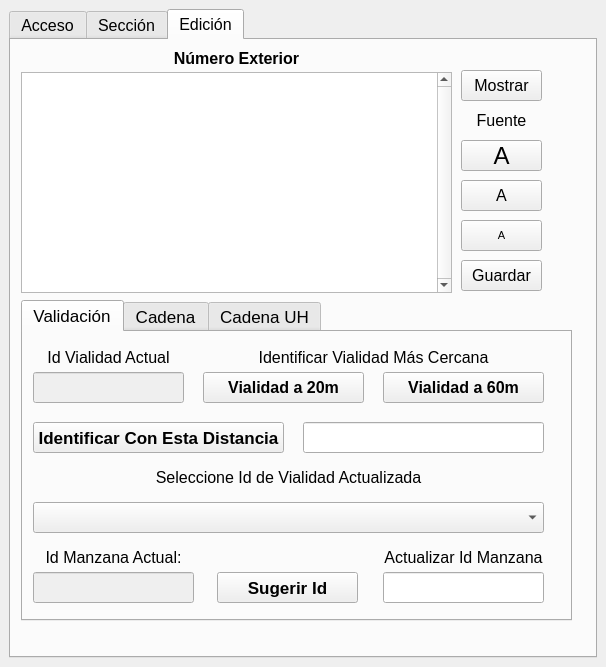
Before: the Qt Designer form numeros_exteriores_dockwidget_base.ui in DAGGDesarrollo/repo_dce, drawn with Qt 5.
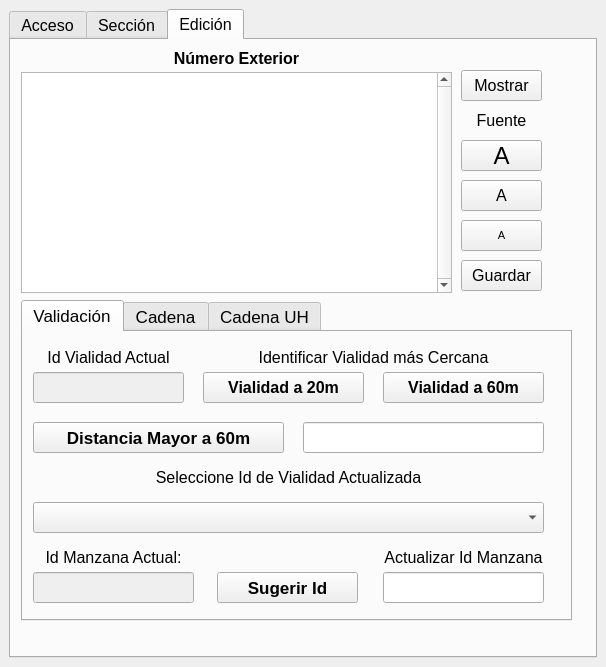
After: the same form once the commit is applied. The open tabs and pages were chosen to show the change.

Commit message: Se modifican algunas etiquetas y título de la ventana. Se modifica la etiqueta del botón de distancia ingresada por el usuario.

The edit to the form file:
```diff
--- a/numeros_exteriores_dockwidget_base.ui
+++ b/numeros_exteriores_dockwidget_base.ui
@@ -877,7 +877,7 @@
            </font>
           </property>
           <property name="text">
-           <string>Identificar Vialidad Más Cercana</string>
+           <string>Identificar Vialidad más Cercana</string>
           </property>
           <property name="alignment">
            <set>Qt::AlignCenter</set>
@@ -1024,7 +1024,7 @@
            </font>
           </property>
           <property name="text">
-           <string>Identificar Con Esta Distancia</string>
+           <string>Distancia Mayor a 60m</string>
           </property>
          </widget>
          <widget class="QPushButton" name="btnSugerir">
```
Left out of the diff: 2 changed lines with no effect on the pictures.
